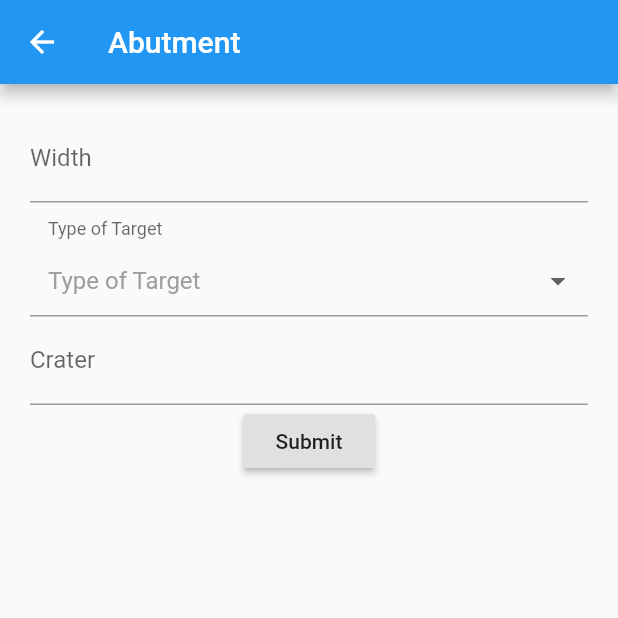
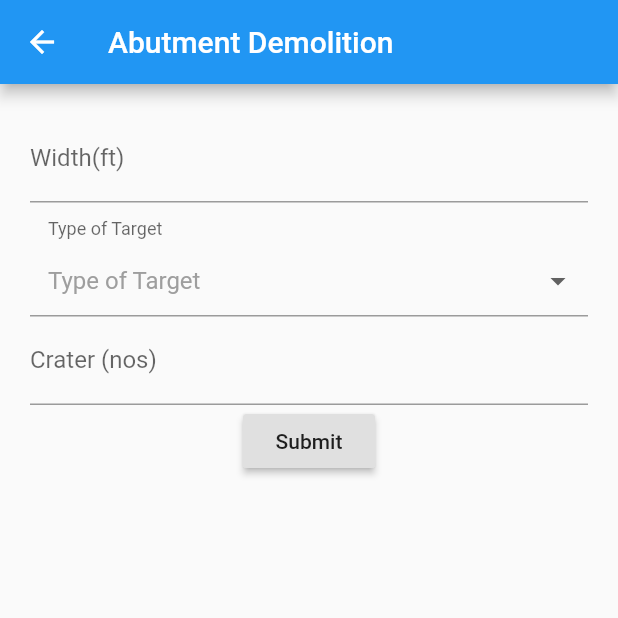
Before and after one commit to mdrafee03/calculator-combat-engineering, a Flutter app: the AbutmentInput screen opened by its route, on a phone screen of 412 x 824 dp, the top half of it. Run offline on Flutter 3.47's test engine with Material 2 defaults, Android fonts, the phone set to English and light mode, and no system bars; drawn by our look-alikes of dropdown_formfield; missing offline and left inert: fraction.

Commit message:
abutment feedback correction

```diff
--- a/lib/screens/counter-mobility/screens/reserve-demolition/screens/abutment/models/abutment.dart
+++ b/lib/screens/counter-mobility/screens/reserve-demolition/screens/abutment/models/abutment.dart
@@ -29,7 +29,7 @@ class Abutment {
   }
 
   double spacingOfCharges(int n) {
-    return 2 * craterDia(n) / 3;
+    return n == 1 ? 0 : 2 * craterDia(n) / 3;
   }
 
   double get timeRequiredPerSection {
--- a/lib/screens/counter-mobility/screens/reserve-demolition/screens/abutment/screens/abutment_input.dart
+++ b/lib/screens/counter-mobility/screens/reserve-demolition/screens/abutment/screens/abutment_input.dart
@@ -11,7 +11,7 @@ class AbutmentInput extends StatefulWidget {
 
 class _AbutmentInputState extends State<AbutmentInput> {
   final appBar = AppBar(
-    title: Text('Abutment'),
+    title: Text('Abutment Demolition'),
   );
 
   final _formKey = GlobalKey<FormState>();
@@ -36,8 +36,8 @@ class _AbutmentInputState extends State<AbutmentInput> {
             child: Column(
               children: [
                 TextFormField(
-                  decoration:
-                      InputDecoration(hintText: "Width", labelText: "Width"),
+                  decoration: InputDecoration(
+                      hintText: "Width", labelText: "Width(ft)"),
                   keyboardType: TextInputType.number,
                   onSaved: (val) =>
                       setState(() => _abutment.width = double.parse(val)),
@@ -60,8 +60,8 @@ class _AbutmentInputState extends State<AbutmentInput> {
                   valueField: 'value',
                 ),
                 TextFormField(
-                  decoration:
-                      InputDecoration(hintText: "Crater", labelText: "Crater"),
+                  decoration: InputDecoration(
+                      hintText: "Crater", labelText: "Crater (nos)"),
                   keyboardType: TextInputType.number,
                   onSaved: (val) =>
                       setState(() => _abutment.craterNo = int.parse(val)),
```
Also changed, not shown: lib/screens/counter-mobility/screens/reserve-demolition/screens/abutment/screens/abutment_output.dart (+33 -16 lines).
